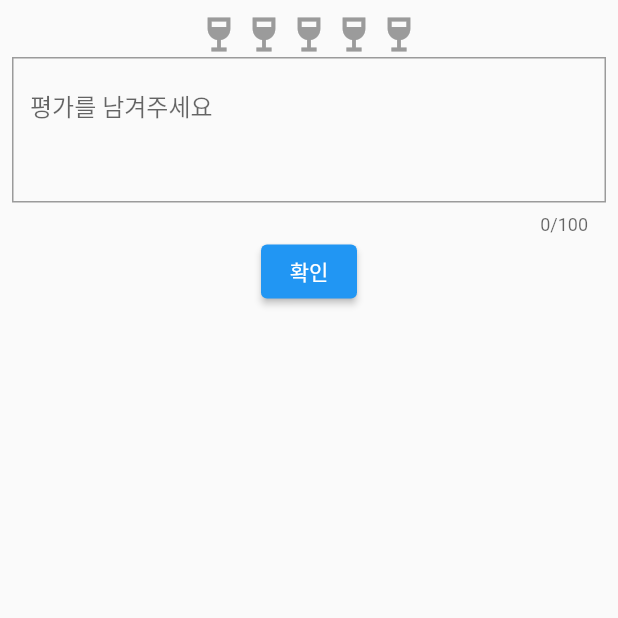
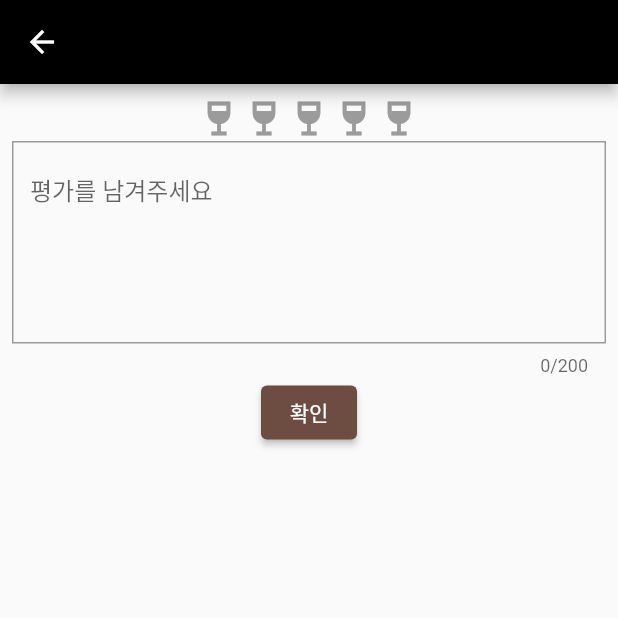
Before and after one commit to SoftyChoo/nbCamp_GroupA_Team1, a Flutter app: the bartenderPage screen opened directly, on a phone screen of 412 x 824 dp, the top half of it. Run offline on Flutter 3.47's test engine with Material 2 defaults, Android fonts, the phone set to English and light mode, and no system bars; drawn by our look-alikes of flutter_rating_bar; network calls fail.

Commit message:
[FEAT] : ⚙️
댓글 글자수 제한 200으로 늘림
댓글 4줄 이상 넘기지 못함
앱바 뒤로가기 버튼 추가

```diff
--- a/lib/bartenderPage.dart
+++ b/lib/bartenderPage.dart
@@ -1,5 +1,7 @@
+import 'package:a_bar/main.dart';
 import 'package:flutter/cupertino.dart';
 import 'package:flutter/material.dart';
+import 'package:flutter/services.dart';
 import 'package:flutter_rating_bar/flutter_rating_bar.dart';
 
 class bartenderPage extends StatefulWidget {
@@ -29,9 +31,26 @@ class _MsPageState extends State<bartenderPage> {
         textFocusNode.unfocus();
       },
       child: Scaffold(
+        appBar: AppBar(
+          backgroundColor: Colors.black,
+          leading: IconButton(
+            icon: Icon(
+              Icons.arrow_back,
+              color: Colors.white,
+            ),
+            onPressed: () {
+              Navigator.push(
+                context,
+                MaterialPageRoute(
+                  builder: (context) => HomePage(),
+                ),
+              );
+            },
+          ),
+        ),
         body: SafeArea(
           child: Padding(
-            padding: const EdgeInsets.all(8.0),
+            padding: const EdgeInsets.all(8),
             child: Column(
               children: [
                 RatingBar.builder(
@@ -55,8 +74,20 @@ class _MsPageState extends State<bartenderPage> {
                 TextField(
                   focusNode: textFocusNode, // FocusNode 할당
                   scrollPhysics: NeverScrollableScrollPhysics(), //스크롤 불가
-                  maxLines: 3, //n줄까지 화면에 보임
-                  maxLength: 100, //글자수 제한
+                  maxLines: 5, //n줄까지 화면에 보임
+                  maxLength: 200, //글자수 제한
+                  inputFormatters: [
+                    TextInputFormatter.withFunction((oldValue, newValue) {
+                      int newLines = newValue.text.split('\n').length;
+                      if (newLines > 5) {
+                        return oldValue;
+                      } else {
+                        return newValue;
+                      }
+                    })
+                  ], // Textinputformatter를 사용하여 라인 수를 체크함.
+                  // newLines > x에서 x부터의 줄을 넘길 수 없음
+                  style: TextStyle(color: Colors.green),
                   decoration: InputDecoration(
                     hintText: '평가를 남겨주세요',
                     border: OutlineInputBorder(
@@ -65,6 +96,9 @@ class _MsPageState extends State<bartenderPage> {
                   ),
                 ),
                 ElevatedButton(
+                  style: ElevatedButton.styleFrom(
+                    primary: Colors.brown[600],
+                  ),
                   onPressed: () {
                     setState(() {
                       CommentCompleted = true; // 작성 완료 상태 업데이트
```
Also changed, not shown: 3 other files.
